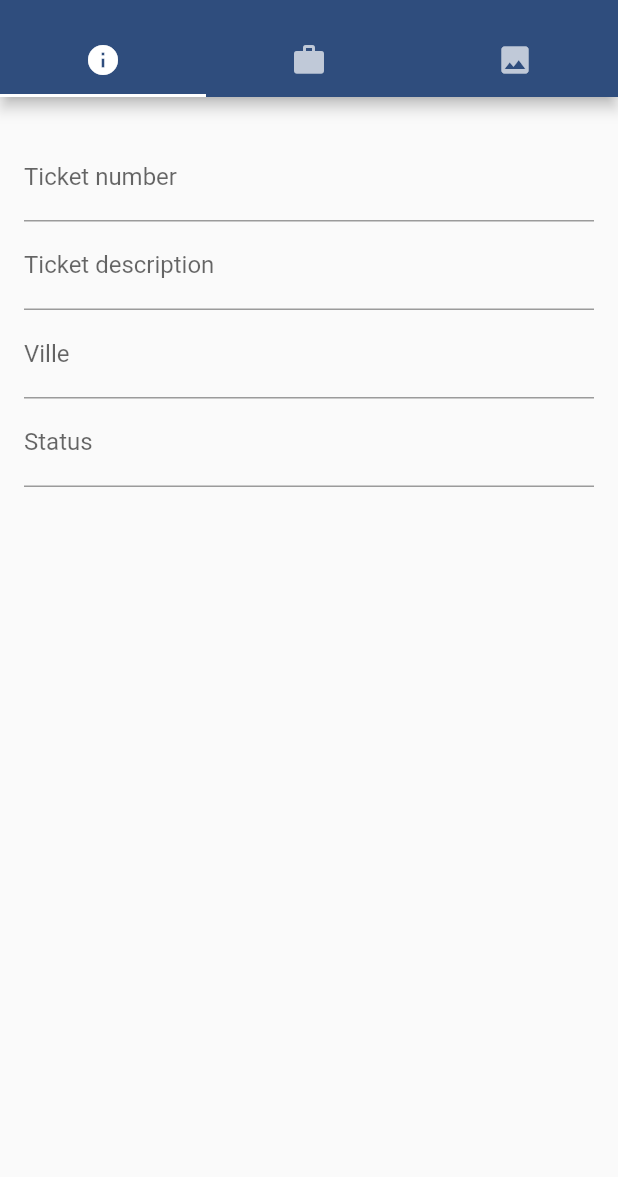
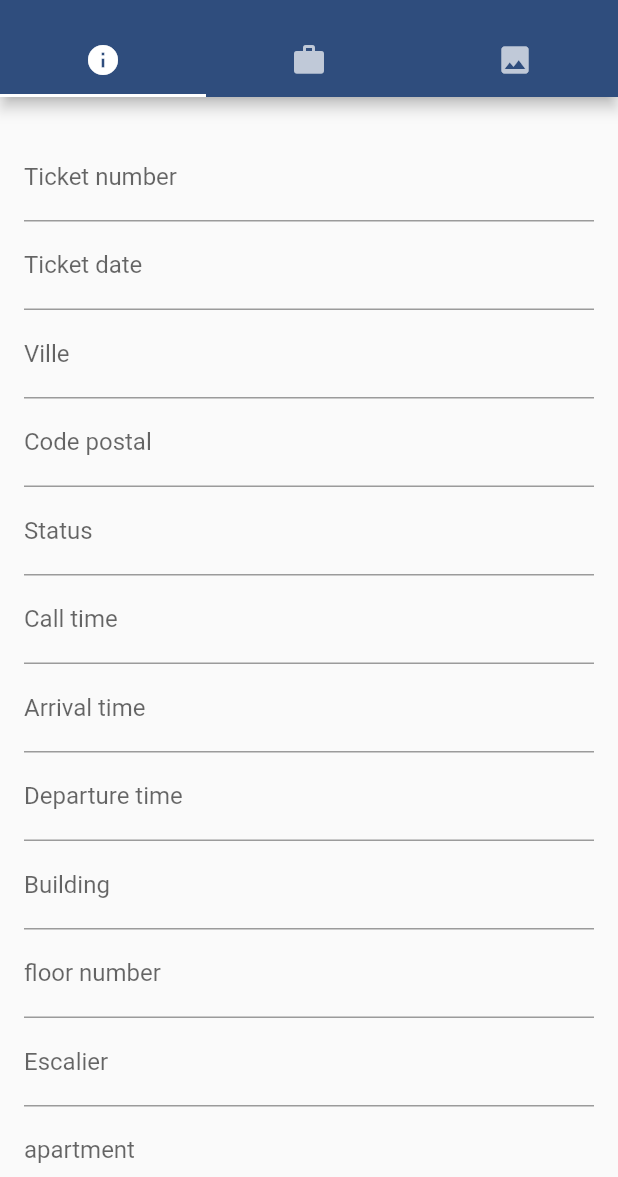
Before and after one commit to AbdulKShahid/ticketing, a Flutter app: the DetailScreen screen opened directly, on a phone screen of 412 x 824 dp, the part 59-1236 px from its top. Run offline on Flutter 3.47's test engine with Material 2 defaults, Android fonts, the phone set to English and light mode, and no system bars; our stand-ins replace cloud_firestore, connectivity, firebase_auth, firebase_core, firebase_database; accounts and stored records are empty.

```diff
--- a/lib/views/detail.dart
+++ b/lib/views/detail.dart
@@ -27,15 +27,33 @@ class _DetailScreen extends State<DetailScreen> {
   var ref = FirebaseFirestore.instance.collection('tickets');
   final GlobalKey<FormState> _formKey = GlobalKey<FormState>();
   TextEditingController _ticketNumberController = TextEditingController();
-  TextEditingController _ticketDescriptionController = TextEditingController();
+  TextEditingController _ticketDateController = TextEditingController();
   TextEditingController _villeController = TextEditingController();
+  TextEditingController _codePostalController = TextEditingController();
   TextEditingController _statusController = TextEditingController();
+  TextEditingController _callTimeController = TextEditingController();
+  TextEditingController _arrivalTimeController = TextEditingController();
+  TextEditingController _departureTimeController = TextEditingController();
+  TextEditingController _buildingController = TextEditingController();
+  TextEditingController _floorNoController = TextEditingController();
+  TextEditingController _escalierController = TextEditingController();
+  TextEditingController _apartmentController = TextEditingController();
+
   @override
   void initState() {
     _ticketNumberController = TextEditingController(text:( widget.docToEdit != null ? widget.docToEdit.data()['ticketNumber'] : ''));
-    _ticketDescriptionController = TextEditingController(text: widget.docToEdit != null ?widget.docToEdit.data()['ticketDescription'] : '');
+    _ticketDateController = TextEditingController(text: widget.docToEdit != null ?widget.docToEdit.data()['ticketDate'] : '');
     _villeController = TextEditingController(text: widget.docToEdit != null ?widget.docToEdit.data()['ville'] : '');
+    _codePostalController = TextEditingController(text: widget.docToEdit != null ?widget.docToEdit.data()['codePostal'] : '');
     _statusController = TextEditingController(text: widget.docToEdit != null ?widget.docToEdit.data()['status'] : '');
+    _callTimeController = TextEditingController(text: widget.docToEdit != null ?widget.docToEdit.data()['callTime'] : '');
+    _arrivalTimeController = TextEditingController(text: widget.docToEdit != null ?widget.docToEdit.data()['arrivalTime'] : '');
+
+    _departureTimeController = TextEditingController(text: widget.docToEdit != null ?widget.docToEdit.data()['departureTime'] : '');
+    _buildingController = TextEditingController(text: widget.docToEdit != null ?widget.docToEdit.data()['building'] : '');
+    _floorNoController = TextEditingController(text: widget.docToEdit != null ?widget.docToEdit.data()['floorNo'] : '');
+    _escalierController = TextEditingController(text: widget.docToEdit != null ?widget.docToEdit.data()['escalier'] : '');
+    _apartmentController = TextEditingController(text: widget.docToEdit != null ?widget.docToEdit.data()['apartment'] : '');
     super.initState();
   }
 
@@ -74,10 +92,20 @@ class _DetailScreen extends State<DetailScreen> {
       ),
       body: TabBarView(
         children: [
-          Padding(
+          /*    Padding(
                 padding: EdgeInsets.all(16.0),
                 child: infoFields(context),
-          ),
+              )*/
+      Container(
+    child: SingleChildScrollView(
+    scrollDirection: Axis.vertical,
+
+    child:Padding(
+    padding: EdgeInsets.all(16.0),
+    child: infoFields(context),
+    )))
+          ,
+
           Icon(Icons.directions_transit),
           Icon(Icons.directions_bike),
         ],
@@ -96,7 +124,8 @@ class _DetailScreen extends State<DetailScreen> {
       print(_auth.currentUser.uid);
     }
 
-    return Form(
+    return
+         Form(
           key: _formKey,
           child: Column(
             crossAxisAlignment: CrossAxisAlignment.start,
@@ -116,8 +145,8 @@ class _DetailScreen extends State<DetailScreen> {
                 },
               ),
               TextFormField(
-            controller: _ticketDescriptionController,
-            decoration: const InputDecoration(labelText: 'Ticket description'),
+                controller: _ticketDateController,
+                decoration: const InputDecoration(labelText: 'Ticket date'),
                 validator: (String value) {
                   if (value.isEmpty) {
                     return 'Please enter some text';
@@ -136,8 +165,88 @@ class _DetailScreen extends State<DetailScreen> {
                 },
               ),
               TextFormField(
+                controller: _codePostalController,
+                decoration: const InputDecoration(labelText: 'Code postal'),
+                validator: (String value) {
+                  if (value.isEmpty) {
+                    return 'Please enter some text';
+                  }
+                  return null;
+                },
+              ),
+              TextFormField(
                 controller: _statusController,
                 decoration: const InputDecoration(labelText: 'Status'),
+                validator: (String value) {
+                  if (value.isEmpty) {
+                    return 'Please enter some text';
+                  }
+                  return null;
+                },
+              ),
+              TextFormField(
+                controller: _callTimeController,
+                decoration: const InputDecoration(labelText: 'Call time'),
+                validator: (String value) {
+                  if (value.isEmpty) {
+                    return 'Please enter some text';
+                  }
+                  return null;
+                },
+              ),
+              TextFormField(
+                controller: _arrivalTimeController,
+                decoration: const InputDecoration(labelText: 'Arrival time'),
+                validator: (String value) {
+                  if (value.isEmpty) {
+                    return 'Please enter some text';
+                  }
+                  return null;
+                },
+              ),
+              TextFormField(
+                controller: _departureTimeController,
+                decoration: const InputDecoration(labelText: 'Departure time'),
+                validator: (String value) {
+                  if (value.isEmpty) {
+                    return 'Please enter some text';
+                  }
+                  return null;
+                },
+              ),
+              TextFormField(
+                controller: _buildingController,
+                decoration: const InputDecoration(labelText: 'Building'),
+                validator: (String value) {
+                  if (value.isEmpty) {
+                    return 'Please enter some text';
+                  }
+                  return null;
+                },
+              ),
+              TextFormField(
+                controller: _floorNoController,
+                decoration: const InputDecoration(labelText: 'floor number'),
+                validator: (String value) {
+                  if (value.isEmpty) {
+                    return 'Please enter some text';
+                  }
+                  return null;
+                },
+              ),
+              TextFormField(
+                controller: _escalierController,
+                decoration: const InputDecoration(labelText: 'Escalier'),
+                validator: (String value) {
+                  if (value.isEmpty) {
+                    return 'Please enter some text';
+                  }
+                  return null;
+                },
+              ),
+              TextFormField(
+                controller: _apartmentController,
+                decoration: const InputDecoration(labelText: 'apartment'),
                 validator: (String value) {
                   if (value.isEmpty) {
                     return 'Please enter some text';
@@ -148,17 +257,11 @@ class _DetailScreen extends State<DetailScreen> {
             ],
           ),
         );
-
   }
 
   void update() {
     try{
-      widget.docToEdit.reference.update({
-        'ticketNumber': _ticketNumberController.text,
-        'ticketDescription': _ticketDescriptionController.text,
-        'ville': _villeController.text,
-        'status': _statusController.text,
-      }).whenComplete(() => Navigator.pop(context));
+      widget.docToEdit.reference.update(getBody()).whenComplete(() => Navigator.pop(context));
     }catch(e){
       print('${e}');
     }
@@ -167,16 +270,30 @@ class _DetailScreen extends State<DetailScreen> {
 
   void create() {
     try{
-      ref.add({
-        'ticketNumber': _ticketNumberController.text,
-        'ticketDescription': _ticketDescriptionController.text,
-        'ville': _villeController.text,
-        'status': _statusController.text,
-      }).whenComplete(() => Navigator.pop(context));
+      ref.add(getBody()).whenComplete(() => Navigator.pop(context));
     }catch(e){
       print('${e}');
     }
 
+  }
+
+  getBody() {
+    return {
+      'ticketNumber': _ticketNumberController.text,
+      'ticketDate': _ticketDateController.text,
+      'ville': _villeController.text,
+      'codePostal': _codePostalController.text,
+      'status': _statusController.text,
+      'callTime': _callTimeController.text,
+      'arrivalTime': _arrivalTimeController.text,
+      'departureTime': _departureTimeController.text,
+      'building': _buildingController.text,
+      'floorNo': _floorNoController.text,
+      'escalier': _escalierController.text,
+      'apartment': _apartmentController.text,
+      'creatorId': _auth.currentUser.uid,
+      'createdAt': DateTime.now().millisecondsSinceEpoch,
+    };
   }
 
   @override
```
Lines whose indentation alone changed are shown as unchanged.
